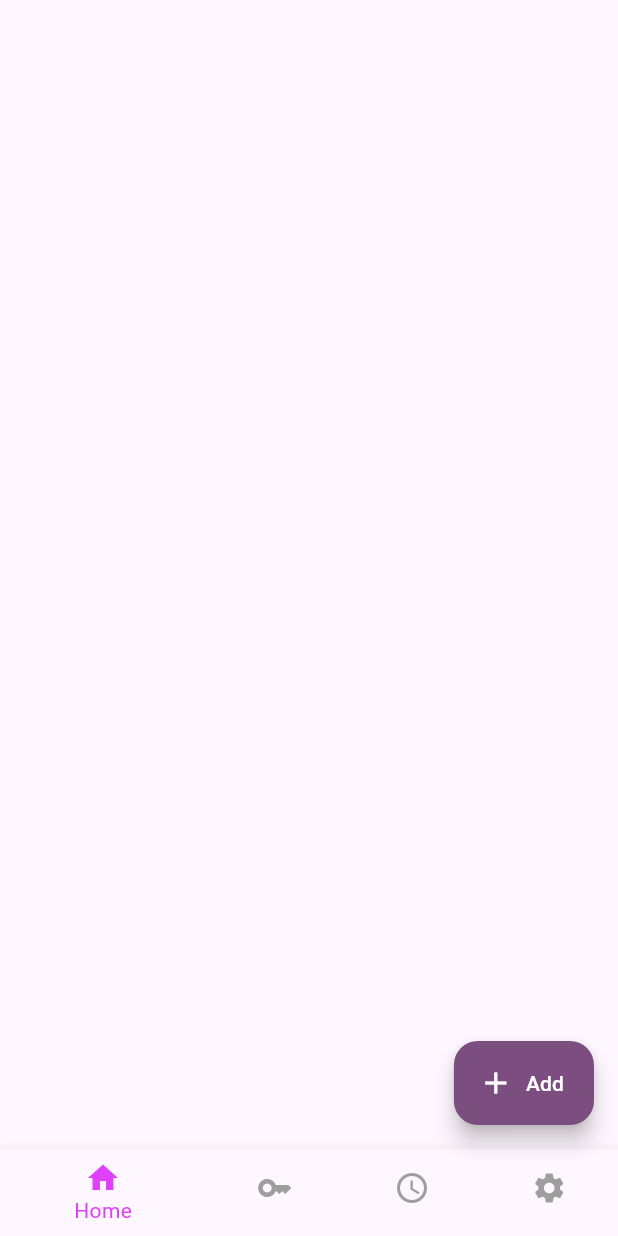
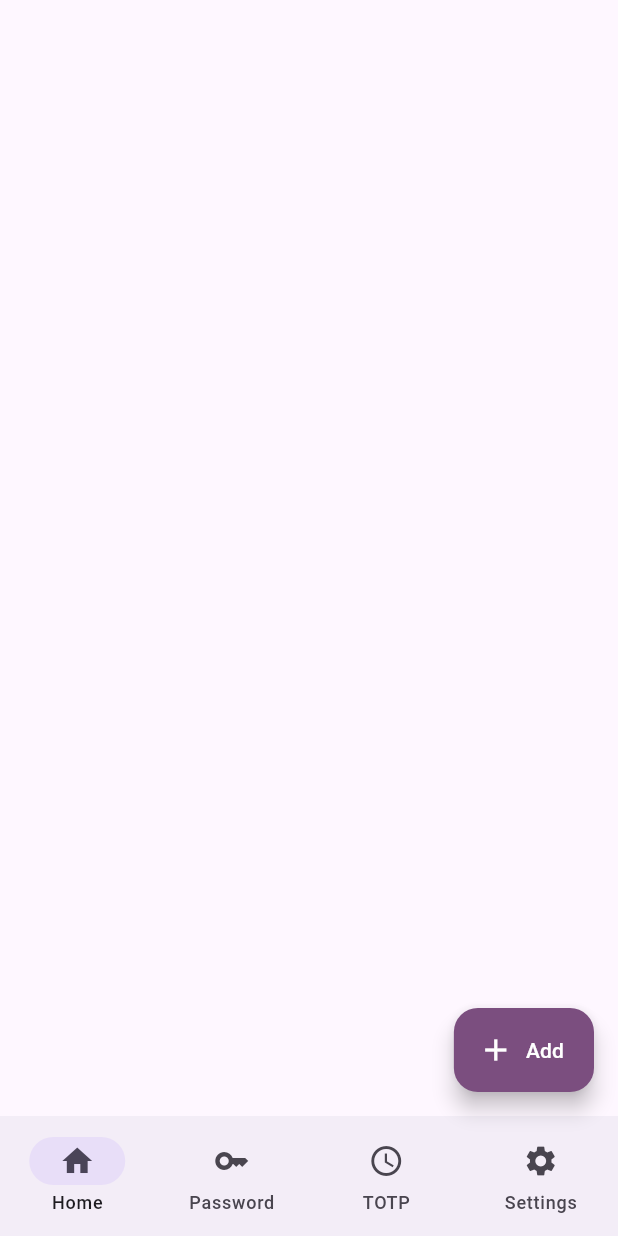
Before and after one commit to thunder-coding/cipher_guardian, a Flutter app: the screen it shows after launch, on a phone screen of 412 x 824 dp. Run offline on Flutter 3.47's test engine with Material 3 defaults, Android fonts, the phone set to English and light mode, and no system bars.

Commit message:
use newer NavigationBar for better MaterialUI3
also use dark theme automatically when the user has set preference for
it

```diff
--- a/lib/main.dart
+++ b/lib/main.dart
@@ -42,8 +42,6 @@
 class _MyAppState extends State<MyApp> {
   int _selectedIndex = 0;
 
-
-
   void _onItemTapped(int index) {
     setState(() {
       _selectedIndex = index;
@@ -52,26 +50,20 @@
 
   late List<Widget> _pages;
 
-
-
   @override
   void initState() {
     super.initState();
-    _pages = [
-    HomePage(),
-    PasswordPage(),
-    TOTPpage(),
-    SettingsPage(),
-    ];
+    _pages = [HomePage(), PasswordPage(), TOTPpage(), SettingsPage()];
   }
 
   @override
   Widget build(BuildContext context) {
     return MaterialApp(
       debugShowCheckedModeBanner: false,
+      theme: ThemeData.light(),
+      darkTheme: ThemeData.dark(),
       home: Scaffold(
         body: _pages[_selectedIndex],
-
         floatingActionButton: FloatingActionButton.extended(
           onPressed: () {},
           label: Text("Add", style: TextStyle(color: Colors.white)),
@@ -81,17 +73,20 @@
         ),
         floatingActionButtonLocation: FloatingActionButtonLocation.endFloat,
 
-        bottomNavigationBar: BottomNavigationBar(
-          currentIndex: _selectedIndex,
-          onTap: _onItemTapped,
-          items: const <BottomNavigationBarItem>[
-            BottomNavigationBarItem(icon: Icon(Icons.home), label: 'Home'),
-            BottomNavigationBarItem(icon: Icon(Icons.key),label: 'Password'),
-            BottomNavigationBarItem(icon: Icon(Icons.access_time), label: 'TOTP'),
-            BottomNavigationBarItem(icon: Icon(Icons.settings), label: 'Settings'),
+        bottomNavigationBar: NavigationBar(
+          onDestinationSelected: (int index) {
+            _onItemTapped(index);
+          },
+          selectedIndex: _selectedIndex,
+          destinations: const [
+            NavigationDestination(icon: Icon(Icons.home), label: 'Home'),
+            NavigationDestination(icon: Icon(Icons.key), label: 'Password'),
+            NavigationDestination(icon: Icon(Icons.access_time), label: 'TOTP'),
+            NavigationDestination(
+              icon: Icon(Icons.settings),
+              label: 'Settings',
+            ),
           ],
-          selectedItemColor: Colors.purpleAccent,
-          unselectedItemColor: Colors.grey,
         ),
       ),
     );
```
